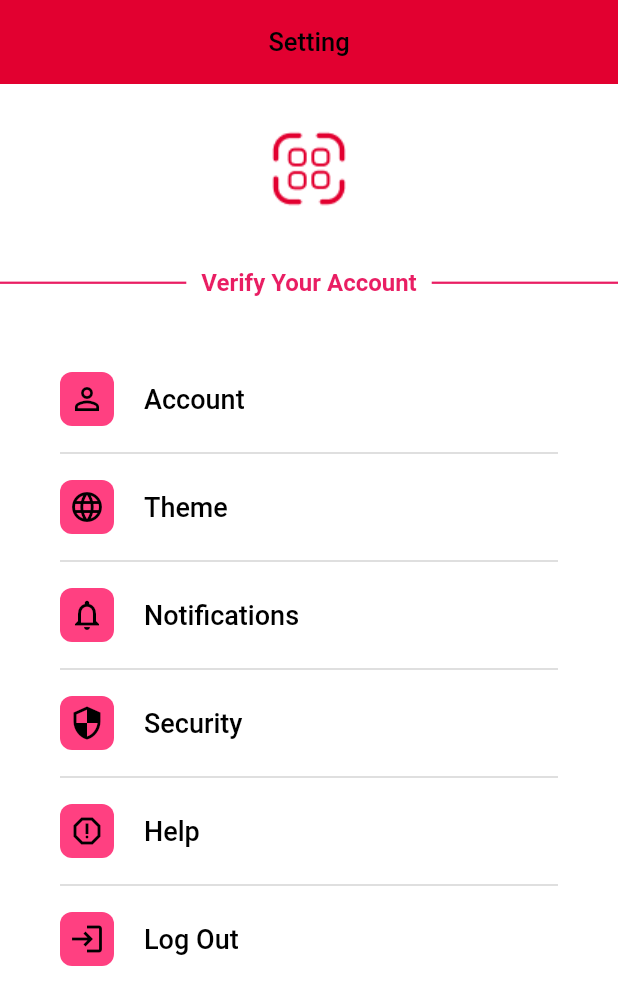
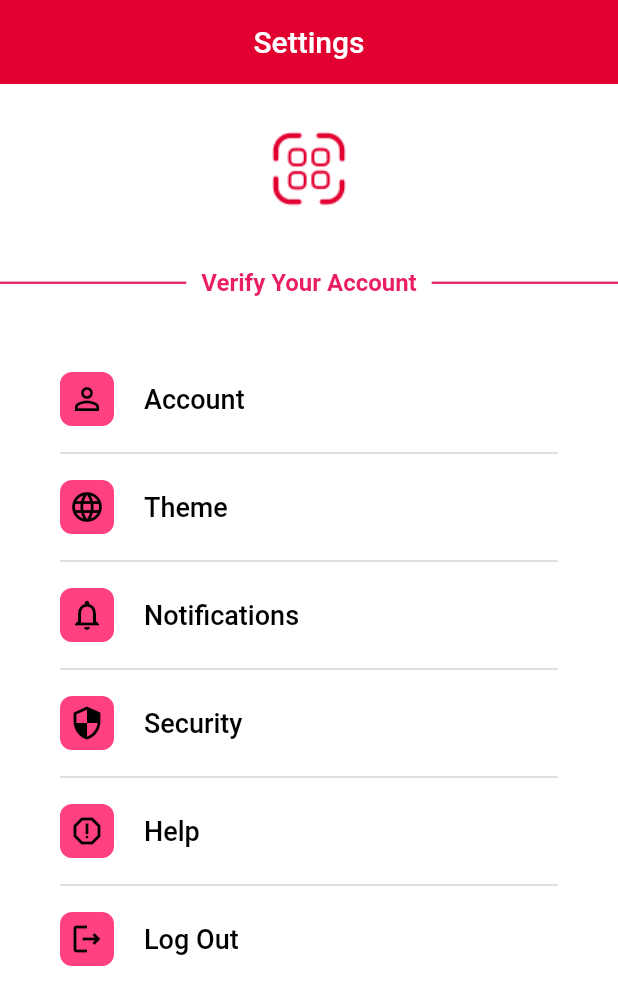
Before and after one commit to Awimer/MFB, a Flutter app: the SettingScreen screen opened directly, on a phone screen of 412 x 824 dp. Shown: the top 1005 px of the screen. Run offline on Flutter 3.47's test engine with Material 2 defaults, Android fonts, the phone set to English and light mode, and no system bars; our stand-ins replace carousel_slider, cloud_firestore, file_picker, firebase_auth, firebase_core, firebase_storage and 5 more; missing offline and left inert: animated_floating_buttons, dart:ffi, easy_image_viewer, favorite_button, searchbar_animation; accounts and stored records are empty.

Commit message:
some edit

```diff
--- a/lib/home/settings/settings.dart
+++ b/lib/home/settings/settings.dart
@@ -1,8 +1,10 @@
 
 
+import 'package:firebase_auth/firebase_auth.dart';
 import 'package:flutter/material.dart';
 import 'package:mfb/home/settings/setting_widget.dart';
 
+import '../../login/login_screen.dart';
 import '../../my_theme/theme_bottom_sheet.dart';
 
 class SettingScreen extends StatefulWidget {
@@ -18,10 +20,11 @@ class _SettingScreenState extends State<SettingScreen> {
     return Scaffold(
       appBar: AppBar(
         centerTitle: true,
-        backgroundColor: Color.fromRGBO(226, 0, 48, 1),
-        title: Text('Setting',
+        backgroundColor: const Color.fromRGBO(226, 0, 48, 1),
+        title: const Text('Settings',
           style: TextStyle(
-            fontSize: 17.0,
+            fontSize: 20,
+            color: Colors.white
           ),
         ),
 
@@ -29,20 +32,19 @@ class _SettingScreenState extends State<SettingScreen> {
       body: SingleChildScrollView(
         child: Column(
           children: [
-            SizedBox(height: 30,),
+            const SizedBox(height: 30,),
             Center(child: Image.asset('assets/images/qr_code.png')),
-            SizedBox(height: 30,),
-            Row(children: <Widget>[
+            const SizedBox(height: 30,),
+            Row(children: const <Widget>[
               Expanded(
-                child: new Container(
                 child: Divider(
                   thickness: 1.5,
                   color: Colors.pink,
                   height: 36,
-                    )),
+                ),
               ),
               Padding(
-                padding: const EdgeInsets.all(10.0),
+                padding: EdgeInsets.all(10.0),
                 child: Text("Verify Your Account",
                   style: TextStyle(
                     fontSize: 16.0,
@@ -53,12 +55,11 @@ class _SettingScreenState extends State<SettingScreen> {
                 ),
               ),
               Expanded(
-                child: new Container(
                 child: Divider(
                   thickness: 1.5,
                   color: Colors.pink,
                   height: 36,
-                    )),
+                ),
               ),
             ]),
             Padding(
@@ -67,86 +68,82 @@ class _SettingScreenState extends State<SettingScreen> {
                 children: [
                   SettingsWidget(
                       pinkColor: Colors.pinkAccent,
-                      changePrefixIcon:Icon( Icons.person_outline_outlined,),
+                      changePrefixIcon:const Icon( Icons.person_outline_outlined,),
                       title:"Account",
                       changeSuffixIcon: Icon(Icons.arrow_circle_right_outlined,
                       color: Theme.of(context).canvasColor,
                       )),
-                  new Container(
-                    //margin: const EdgeInsets.only(left: 5.0, right: 5.0),
-                      child: Divider(
+                  const Divider(
                     thickness: 1,
                     color: Color.fromRGBO(213, 213, 213, 1),
                     height: 36,
-                      )),
+                  ),
                   InkWell(
                     onTap: (){
                       showThemeBottomSheet();
                     },
                     child: SettingsWidget(
                         pinkColor: Colors.pinkAccent,
-                        changePrefixIcon:Icon( Icons.language_outlined,),
+                        changePrefixIcon:const Icon( Icons.language_outlined,),
                         title:"Theme",
                         changeSuffixIcon: Icon(Icons.arrow_circle_right_outlined,
                             color: Theme.of(context).canvasColor
                         )),
                   ),
-                  new Container(
-                    //margin: const EdgeInsets.only(left: 5.0, right: 5.0),
-                      child: Divider(
+                  const Divider(
                     thickness: 1,
                     color: Color.fromRGBO(213, 213, 213, 1),
                     height: 36,
-                      )),
+                  ),
                   SettingsWidget(
                       pinkColor: Colors.pinkAccent,
-                      changePrefixIcon:Icon( Icons.notifications_none_outlined,),
+                      changePrefixIcon:const Icon( Icons.notifications_none_outlined,),
                       title:"Notifications",
                       changeSuffixIcon: Icon(Icons.arrow_circle_right_outlined,
                           color: Theme.of(context).canvasColor
                       )),
-                  new Container(
-                    //margin: const EdgeInsets.only(left: 5.0, right: 5.0),
-                      child: Divider(
+                  const Divider(
                     thickness: 1,
                     color: Color.fromRGBO(213, 213, 213, 1),
                     height: 36,
-                      )),
+                  ),
                   SettingsWidget(
                       pinkColor: Colors.pinkAccent,
-                      changePrefixIcon:Icon( Icons.security_outlined,),
+                      changePrefixIcon:const Icon( Icons.security_outlined,),
                       title:"Security",
                       changeSuffixIcon: Icon(Icons.arrow_circle_right_outlined,
                           color: Theme.of(context).canvasColor
                       )),
-                  new Container(
-                    //margin: const EdgeInsets.only(left: 5.0, right: 5.0),
-                      child: Divider(
+                  const Divider(
                     thickness: 1,
                     color: Color.fromRGBO(213, 213, 213, 1),
                     height: 36,
-                      )),
+                  ),
                   SettingsWidget(
                       pinkColor: Colors.pinkAccent,
-                      changePrefixIcon:Icon( Icons.report_gmailerrorred_outlined ,),
+                      changePrefixIcon:const Icon( Icons.report_gmailerrorred_outlined ,),
                       title:"Help",
                       changeSuffixIcon: Icon(Icons.arrow_circle_right_outlined,
                           color: Theme.of(context).canvasColor
                       )),
-                  new Container(
-                    //margin: const EdgeInsets.only(left: 5.0, right: 5.0),
-                      child: Divider(
+                  const Divider(
                     thickness: 1,
                     color: Color.fromRGBO(213, 213, 213, 1),
                     height: 36,
-                      )),
-                  SettingsWidget(
+                  ),
+                  InkWell(
+                    onTap: () {
+                      FirebaseAuth.instance.signOut();
+                      Navigator.pushReplacementNamed(context, LoginScreen.routeName);
+                    },
+                    child: SettingsWidget(
                         pinkColor: Colors.pinkAccent,
-                      changePrefixIcon:Icon( Icons.login_outlined,),
+                        changePrefixIcon:const Icon( Icons.logout_outlined,),
                         title:"Log Out",
                         changeSuffixIcon: Icon(Icons.arrow_circle_right_outlined,
                             color: Theme.of(context).canvasColor
                         )),
+                  ),
                 ],
               ),
             ),
--- a/lib/my_theme/my_theme.dart
+++ b/lib/my_theme/my_theme.dart
@@ -1,10 +1,10 @@
 import 'package:flutter/material.dart';
 
 class MyTheme {
-  static final Color colorRed = Color.fromRGBO(226, 0, 48, 1);
-  static final Color colorBlack = Color.fromRGBO(22, 22, 22, 1);
-  static final Color colorDarkBlue = Color(0xFF141A2E);
-  static final Color colorGrey = Color.fromRGBO(238, 238, 238,1);
+  static const Color colorRed = Color.fromRGBO(226, 0, 48, 1);
+  static const Color colorBlack = Color.fromRGBO(22, 22, 22, 1);
+  static const Color colorDarkBlue = Color(0xFF141A2E);
+  static const Color colorGrey = Color.fromRGBO(238, 238, 238,1);
   static final Color colorOpacity = Colors.white.withOpacity(.7);
   static final Color colorOpacityBlack = Colors.black.withOpacity(.7);
 
@@ -15,23 +15,24 @@ class MyTheme {
     cardColor: colorGrey,
     buttonColor: colorOpacity,
     errorColor: Colors.black,
-    inputDecorationTheme: InputDecorationTheme(
+
+    inputDecorationTheme: const InputDecorationTheme(
       focusedBorder: OutlineInputBorder(
           borderSide: BorderSide(color: colorRed)
       ),),
-    iconTheme: IconThemeData(color: Colors.black),
+    iconTheme: const IconThemeData(color: Colors.black),
     scaffoldBackgroundColor: Colors.white,
-    bottomSheetTheme: BottomSheetThemeData(
+    bottomSheetTheme: const BottomSheetThemeData(
       backgroundColor: Colors.white,
     ),
-    textTheme: TextTheme(
+    textTheme: const TextTheme(
       bodyText1: TextStyle(fontSize: 18, color: Colors.black),
       bodyText2: TextStyle( color: Colors.black),
       headline4: TextStyle(fontSize: 28, color: Colors.black),
       headline5: TextStyle(fontSize: 24, color: Colors.black),
       headline6: TextStyle(fontSize: 25, color: Colors.white,fontWeight: FontWeight.bold),
     ),
-    appBarTheme: AppBarTheme(
+    appBarTheme: const AppBarTheme(
       iconTheme: IconThemeData(color: Colors.black),
       backgroundColor: Colors.transparent,
       elevation: 0,
@@ -41,7 +42,7 @@ class MyTheme {
         fontWeight: FontWeight.w500,
       ),
     ),
-    bottomNavigationBarTheme: BottomNavigationBarThemeData(
+    bottomNavigationBarTheme: const BottomNavigationBarThemeData(
       backgroundColor: Colors.white,
       selectedIconTheme: IconThemeData(
         color: colorRed,
@@ -59,17 +60,17 @@ class MyTheme {
 
   static final ThemeData darkTheme = ThemeData(
 
-    bottomSheetTheme: BottomSheetThemeData(
-      backgroundColor: colorDarkBlue,
+    bottomSheetTheme: const BottomSheetThemeData(
+      backgroundColor: Colors.black,
     ),
-    backgroundColor: colorDarkBlue,
+    backgroundColor: Colors.black,
     primaryColor: colorRed,
    cardColor: colorBlack,
     canvasColor: Colors.black,
     buttonColor: colorOpacityBlack,
     errorColor: Colors.white,
    scaffoldBackgroundColor: Colors.transparent,
-inputDecorationTheme: InputDecorationTheme(
+inputDecorationTheme: const InputDecorationTheme(
   focusedBorder: OutlineInputBorder(
       borderSide: BorderSide(color: colorRed)
   ),
@@ -80,16 +81,16 @@ inputDecorationTheme: InputDecorationTheme(
   ),
   hintStyle: TextStyle(color: Colors.white)
 ),
-    iconTheme: IconThemeData(color: Colors.black),
+    iconTheme: const IconThemeData(color: Colors.black),
 
-    textTheme: TextTheme(
+    textTheme: const TextTheme(
       bodyText1: TextStyle(fontSize: 18, color: Colors.white),
       bodyText2: TextStyle(color: Colors.white),
       headline4: TextStyle(fontSize: 28, color: Colors.white),
       headline5: TextStyle(fontSize: 24, color: Colors.white),
       headline6: TextStyle(fontSize: 25, color: Colors.white,fontWeight: FontWeight.bold),
     ),
-    appBarTheme: AppBarTheme(
+    appBarTheme: const AppBarTheme(
       iconTheme: IconThemeData(color: Colors.white),
       backgroundColor: Colors.transparent,
       elevation: 0,
@@ -99,8 +100,8 @@ inputDecorationTheme: InputDecorationTheme(
         fontWeight: FontWeight.w500,
       ),
     ),
-    bottomNavigationBarTheme: BottomNavigationBarThemeData(
-      backgroundColor: colorDarkBlue,
+    bottomNavigationBarTheme: const BottomNavigationBarThemeData(
+      backgroundColor: Colors.black,
       selectedIconTheme: IconThemeData(
         color: colorRed,
       ),
--- a/lib/my_theme/theme_bottom_sheet.dart
+++ b/lib/my_theme/theme_bottom_sheet.dart
@@ -13,7 +13,7 @@ class _ThemeBottomSheetState extends State<ThemeBottomSheet> {
   Widget build(BuildContext context) {
     var settingsProvider = Provider.of<SettingsProvider>(context);
     return Container(
-      padding: EdgeInsets.all(18),
+      padding: const EdgeInsets.all(18),
       child: Column(
         children: [
           InkWell(
@@ -23,7 +23,7 @@ class _ThemeBottomSheetState extends State<ThemeBottomSheet> {
               child: settingsProvider.isDarkMode()
                   ? getUnSelectedItem('Light')
                   : getSelectedItem('Light')),
-          SizedBox(
+          const SizedBox(
             height: 12,
           ),
           InkWell(
```
Also changed, not shown: lib/home/chat/chat_screen.dart (+53 -3 lines), lib/home/favorite.dart (+7 -1 lines), lib/home/profile/profile.dart (+2 -9 lines). Lines whose indentation alone changed are shown as unchanged.
